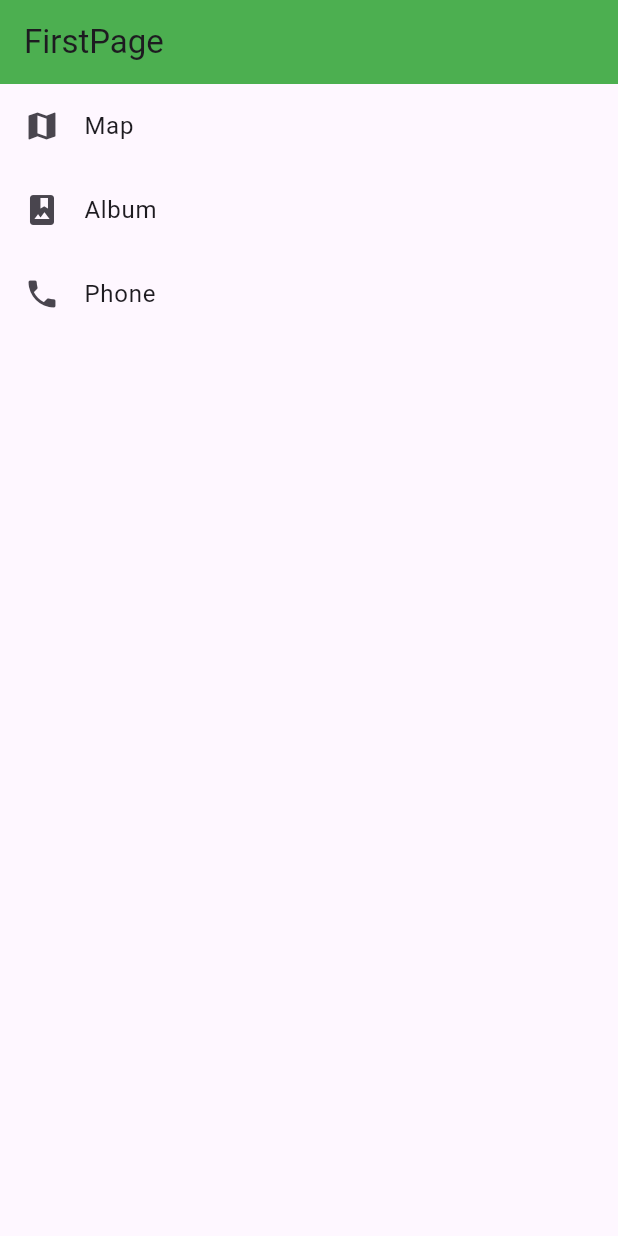
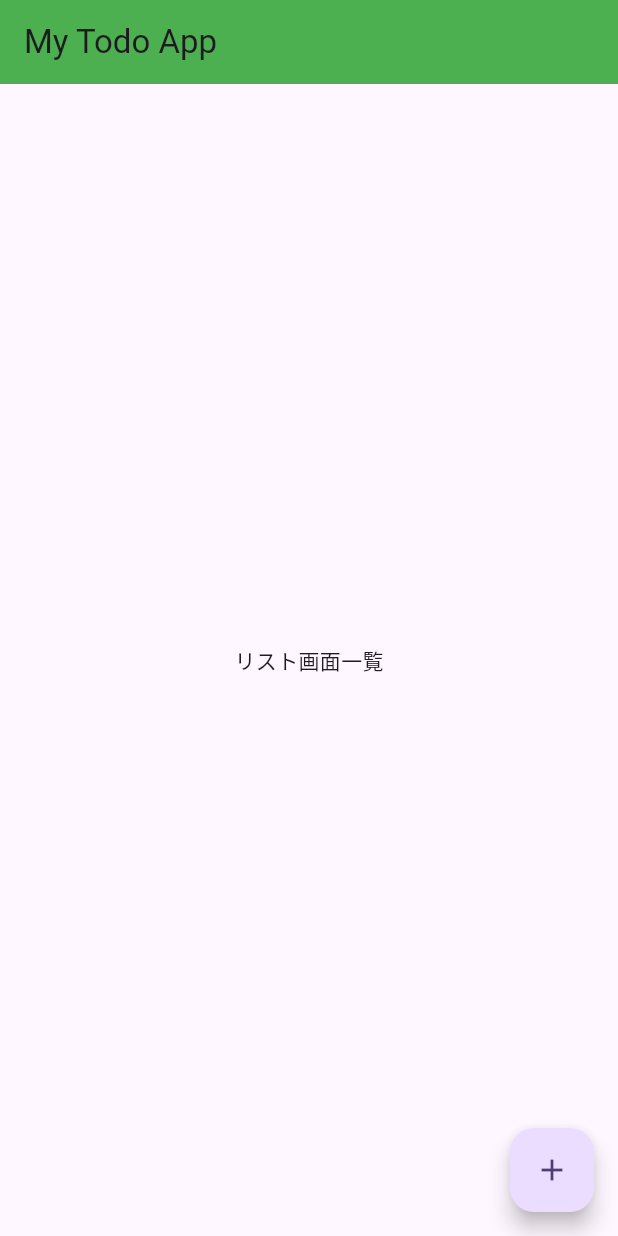
Before and after one commit to SK3620/first_flutter_test, a Flutter app: the screen it shows after launch, on a phone screen of 412 x 824 dp. Run offline on Flutter 3.47's test engine with Material 2 defaults, Android fonts, the phone set to English and light mode, and no system bars.

Commit message:
addアイコン押下時、画面遷移

```diff
--- a/lib/first_page.dart
+++ b/lib/first_page.dart
@@ -1,7 +1,8 @@
 import 'package:flutter/material.dart';
 import 'second_page.dart';
 
-class FirstPage extends StatelessWidget {
+// リスト一覧画面用Widget
+class ToDoListPage extends StatelessWidget {
   String nameText = '';
 
   @override
@@ -10,30 +11,22 @@ class FirstPage extends StatelessWidget {
     return Scaffold(
       appBar: AppBar(
         backgroundColor: Colors.green,
-        title: text,
+        title: Text('My Todo App'),
       ),
-      body: Container(
-        width: double.infinity,
-        child: ListView(
-          children: <Widget> [
-            ListTile(
-              leading:  Icon(Icons.map),
-              title: Text('Map'),
-            ),
-            ListTile (
-              leading: Icon(Icons.photo_album),
-              title: Text('Album'),
-            ),
-            ListTile(
-              leading: Icon(Icons.phone),
-              title: Text('Phone'),
-            ),
-          ],
-        ),
+      body: Center(
+        child: Text('リスト画面一覧'),
+      ),
+      floatingActionButton: FloatingActionButton(
+        onPressed: () {
+          // "push"画面で新規画面に遷移
+          Navigator.of(context).push(
+            MaterialPageRoute(builder: (context) {
+              return SecondPage();
+            }),
+          );
+        },
+        child: Icon(Icons.add),
       ),
     );
   }
-
-  final text = Text('FirstPage');
-
 }
--- a/lib/main.dart
+++ b/lib/main.dart
@@ -13,7 +13,7 @@ class MyApp extends StatelessWidget {
   Widget build(BuildContext context) {
     return MaterialApp(
       title: 'Flutter Demo',
-      home: FirstPage(),
+      home: ToDoListPage(),
       theme: ThemeData(
         colorScheme: ColorScheme.fromSeed(seedColor: Colors.deepPurple),
         useMaterial3: true,
--- a/lib/second_page.dart
+++ b/lib/second_page.dart
@@ -1,8 +1,6 @@
 import 'package:flutter/material.dart';
 
 class SecondPage extends StatelessWidget {
-  SecondPage(this.name);
-  final String name;
 
   @override
   Widget build(BuildContext context) {
@@ -15,7 +13,7 @@ class SecondPage extends StatelessWidget {
         child: Column(
           mainAxisAlignment: MainAxisAlignment.center,
           children: [
-            Text(name,
+            Text('こんにちは',
               style: TextStyle(
                 fontSize: 50,
               ),
```
